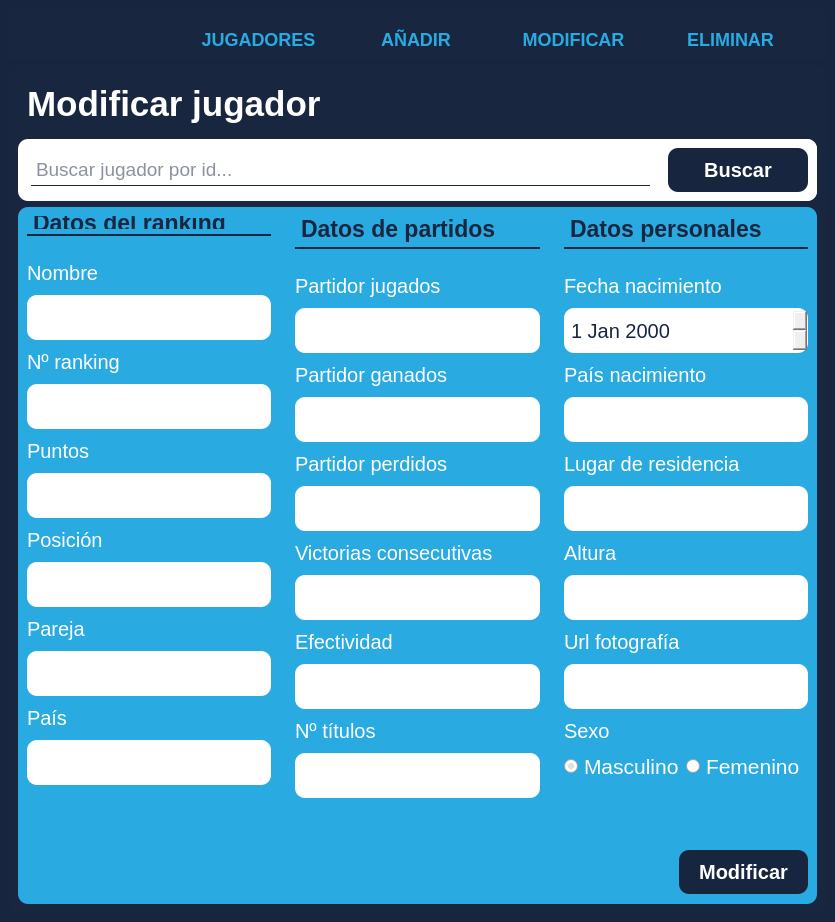
Above: 1° DAW/PROGRAMACION/UT4/Proyecto/DISEÑO/crud_design.ui from AndersonOlivos/DAW-SAFA before the change. Below: the same form after it.
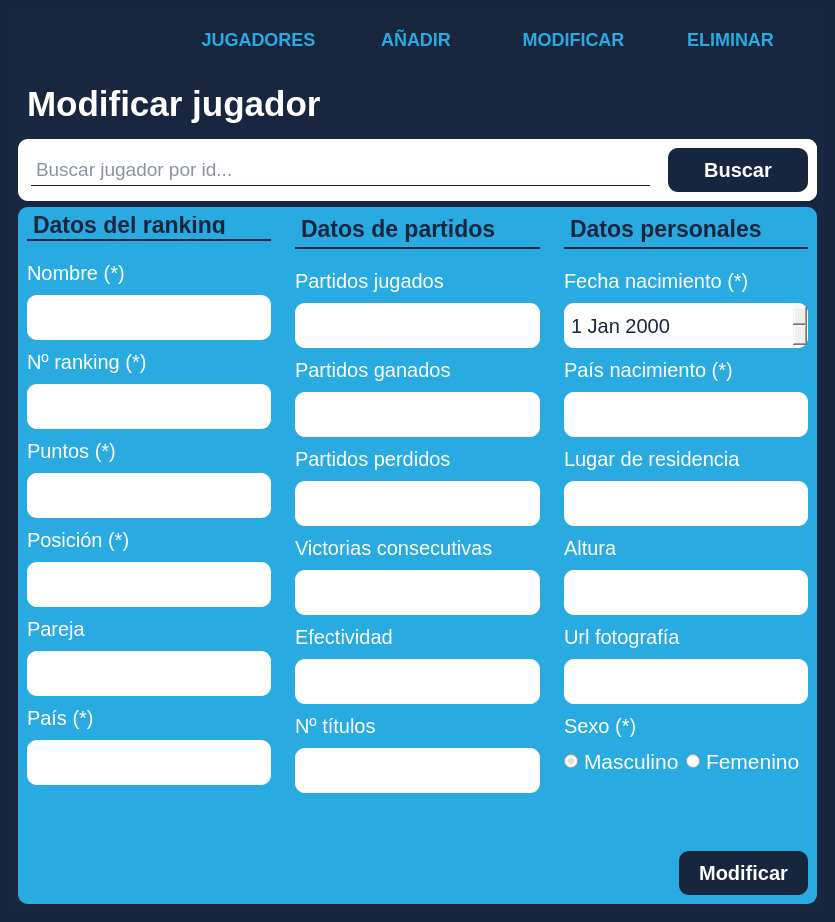
That is the form after the change. Icons and pictures are not drawn.

Commit message: Diseño terminado

Diff of the .ui file:
```diff
--- a/1° DAW/PROGRAMACION/UT4/Proyecto/DISEÑO/crud_design.ui
+++ b/1° DAW/PROGRAMACION/UT4/Proyecto/DISEÑO/crud_design.ui
@@ -1451,7 +1451,7 @@
           <property name="frameShadow">
            <enum>QFrame::Raised</enum>
           </property>
-          <layout class="QVBoxLayout" name="verticalLayout_18" stretch="10,1">
+          <layout class="QVBoxLayout" name="verticalLayout_18" stretch="10,0">
            <property name="spacing">
             <number>0</number>
            </property>
@@ -1546,7 +1546,7 @@
                     <string notr="true">color: rgb(24, 38, 64);
 font-size: 23px;
 font-weight: bold;
-margin-bottom: 15px;
+margin-bottom: 10px;
 padding-bottom: 5px;
 border-bottom: 2px solid  rgb(24, 38, 64);</string>
                    </property>
@@ -1558,7 +1558,7 @@
                  <item>
                   <widget class="QLabel" name="label_69">
                    <property name="text">
-                    <string>Nombre</string>
+                    <string>Nombre (*)</string>
                    </property>
                   </widget>
                  </item>
@@ -1568,7 +1568,7 @@
                  <item>
                   <widget class="QLabel" name="label_70">
                    <property name="text">
-                    <string>Nº ranking</string>
+                    <string>Nº ranking (*)</string>
                    </property>
                   </widget>
                  </item>
@@ -1578,7 +1578,7 @@
                  <item>
                   <widget class="QLabel" name="label_71">
                    <property name="text">
-                    <string>Puntos</string>
+                    <string>Puntos (*)</string>
                    </property>
                   </widget>
                  </item>
@@ -1588,7 +1588,7 @@
                  <item>
                   <widget class="QLabel" name="label_72">
                    <property name="text">
-                    <string>Posición</string>
+                    <string>Posición (*)</string>
                    </property>
                   </widget>
                  </item>
@@ -1608,7 +1608,7 @@
                  <item>
                   <widget class="QLabel" name="label_74">
                    <property name="text">
-                    <string>País</string>
+                    <string>País (*)</string>
                    </property>
                   </widget>
                  </item>
@@ -1652,7 +1652,7 @@
                     <string notr="true">color: rgb(24, 38, 64);
 font-size: 23px;
 font-weight: bold;
-margin-bottom: 15px;
+margin-bottom: 10px;
 padding-bottom: 5px;
 border-bottom: 2px solid  rgb(24, 38, 64);</string>
                    </property>
@@ -1664,7 +1664,7 @@
                  <item>
                   <widget class="QLabel" name="label_76">
                    <property name="text">
-                    <string>Partidor jugados</string>
+                    <string>Partidos jugados</string>
                    </property>
                   </widget>
                  </item>
@@ -1674,7 +1674,7 @@
                  <item>
                   <widget class="QLabel" name="label_77">
                    <property name="text">
-                    <string>Partidor ganados</string>
+                    <string>Partidos ganados</string>
                    </property>
                   </widget>
                  </item>
@@ -1684,7 +1684,7 @@
                  <item>
                   <widget class="QLabel" name="label_78">
                    <property name="text">
-                    <string>Partidor perdidos</string>
+                    <string>Partidos perdidos</string>
                    </property>
                   </widget>
                  </item>
@@ -1721,19 +1721,6 @@
                  <item>
                   <widget class="QLineEdit" name="inp_modificar_titulos"/>
                  </item>
-                 <item>
-                  <spacer name="verticalSpacer_4">
-                   <property name="orientation">
-                    <enum>Qt::Vertical</enum>
-                   </property>
-                   <property name="sizeHint" stdset="0">
-                    <size>
-                     <width>20</width>
-                     <height>40</height>
-                    </size>
-                   </property>
-                  </spacer>
-                 </item>
                  <item>
                   <spacer name="verticalSpacer_8">
                    <property name="orientation">
@@ -1781,7 +1768,7 @@
                     <string notr="true">color: rgb(24, 38, 64);
 font-size: 23px;
 font-weight: bold;
-margin-bottom: 15px;
+margin-bottom: 10px;
 padding-bottom: 5px;
 border-bottom: 2px solid  rgb(24, 38, 64);</string>
                    </property>
@@ -1793,7 +1780,7 @@
                  <item>
                   <widget class="QLabel" name="label_83">
                    <property name="text">
-                    <string>Fecha nacimiento</string>
+                    <string>Fecha nacimiento (*)</string>
                    </property>
                   </widget>
                  </item>
@@ -1803,7 +1790,7 @@
                  <item>
                   <widget class="QLabel" name="label_84">
                    <property name="text">
-                    <string>País nacimiento</string>
+                    <string>País nacimiento (*)</string>
                    </property>
                   </widget>
                  </item>
@@ -1843,7 +1830,7 @@
                  <item>
                   <widget class="QLabel" name="label_88">
                    <property name="text">
-                    <string>Sexo</string>
+                    <string>Sexo (*)</string>
                    </property>
                   </widget>
                  </item>
```
Left out of the diff: 2 changed lines with no effect on the pictures.
